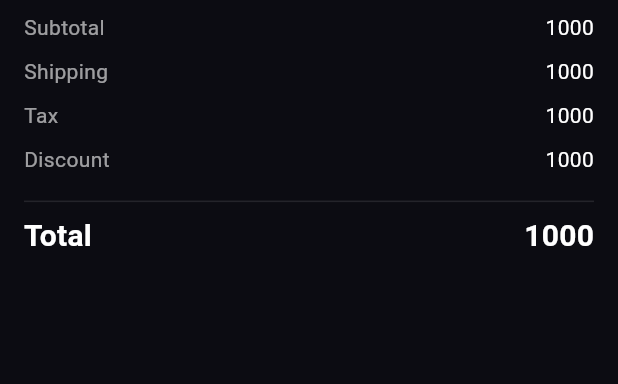
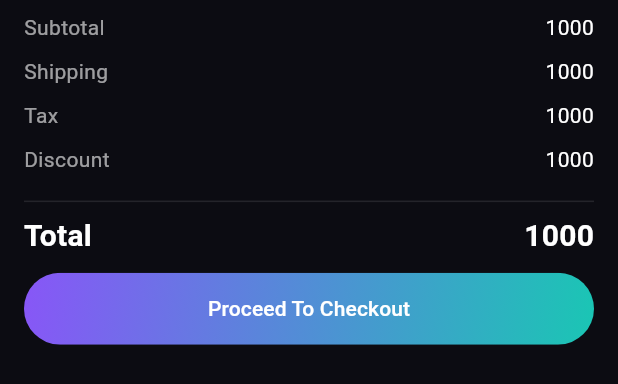
Before and after one commit to Osamamsm/E-commerce, a Flutter app: the OrderSummaryCard widget shown alone on an empty page, opened directly, on a phone screen of 412 x 824 dp. Shown: the top 384 px of the screen. Run offline on Flutter 3.47's test engine with Material 3 defaults, Android fonts, the phone set to English and light mode, and no system bars; our stand-ins replace flutter_screenutil, get_it, go_router, injectable; network calls fail.

Commit message:
feat: add gradient elevated button

```diff
--- /dev/null
+++ b/lib/core/widgets/gradient_elevated_button.dart
@@ -0,0 +1,37 @@
+import 'package:flutter/material.dart';
+
+class GradientElevatedButton extends StatelessWidget {
+  const GradientElevatedButton({
+    super.key,
+    required this.onPressed,
+    required this.child,
+  });
+
+  final VoidCallback? onPressed;
+  final Widget child;
+
+  @override
+  Widget build(BuildContext context) {
+    return ElevatedButton(
+      onPressed: onPressed,
+      style: ElevatedButton.styleFrom(
+        backgroundColor: Colors.transparent,
+        shadowColor: Colors.transparent,
+        padding: EdgeInsets.zero,
+        minimumSize: const Size(double.infinity, 48),
+        shape: RoundedRectangleBorder(borderRadius: BorderRadius.circular(50)),
+      ),
+      child: Ink(
+        decoration: BoxDecoration(
+          gradient: LinearGradient(
+            begin: Alignment.topLeft,
+            end: Alignment.bottomRight,
+            colors: [Color(0xFF8856f7), Color.fromARGB(255, 26, 198, 180)],
+          ),
+          borderRadius: BorderRadius.circular(50),
+        ),
+        child: Container(alignment: Alignment.center, height: 48, child: child),
+      ),
+    );
+  }
+}
--- a/lib/features/cart/presentation/widgets/cart_items_list_view.dart
+++ b/lib/features/cart/presentation/widgets/cart_items_list_view.dart
@@ -8,7 +8,8 @@ class CartItemsListView extends StatelessWidget {
   @override
   Widget build(BuildContext context) {
     return ListView.separated(
-      padding: .only(bottom: 200),
+      physics: const BouncingScrollPhysics(),
+      padding: .only(bottom: 260),
       itemCount: 5,
       itemBuilder: (context, index) => const CartItemWidget(),
       separatorBuilder: (context, index) => vGap(12),
--- a/lib/features/cart/presentation/widgets/order_summary_card.dart
+++ b/lib/features/cart/presentation/widgets/order_summary_card.dart
@@ -1,5 +1,6 @@
 import 'dart:ui';
 import 'package:e_commerce/core/helpers/spacing.dart';
+import 'package:e_commerce/core/widgets/gradient_elevated_button.dart';
 import 'package:e_commerce/features/cart/presentation/widgets/summary_row.dart';
 import 'package:e_commerce/generated/l10n.dart';
 import 'package:flutter/material.dart';
@@ -37,6 +38,11 @@ class OrderSummaryCard extends StatelessWidget {
                 ).colorScheme.onSurface.withValues(alpha: .1),
               ),
               SummaryRow(label: s.total, value: '1000', isTotal: true),
+              vGap(8),
+              GradientElevatedButton(
+                onPressed: () {},
+                child: Text(s.proceed_to_checkout),
+              ),
             ],
           ),
         ),
--- a/lib/l10n/intl_ar.arb
+++ b/lib/l10n/intl_ar.arb
@@ -28,5 +28,6 @@
     "shipping": "الشحن",
     "tax": "الضريبة",
     "discount": "الخصم",
-    "total": "الإجمالي"
+    "total": "الإجمالي",
+    "proceed_to_checkout": "الانتقال للدفع"
 }
--- a/lib/l10n/intl_en.arb
+++ b/lib/l10n/intl_en.arb
@@ -28,5 +28,6 @@
     "shipping": "Shipping",
     "tax": "Tax",
     "discount": "Discount",
-    "total": "Total"
+    "total": "Total",
+    "proceed_to_checkout": "Proceed To Checkout"
 }
```
Also changed, not shown: lib/generated/intl/messages_ar.dart, lib/generated/intl/messages_en.dart, lib/generated/l10n.dart.
